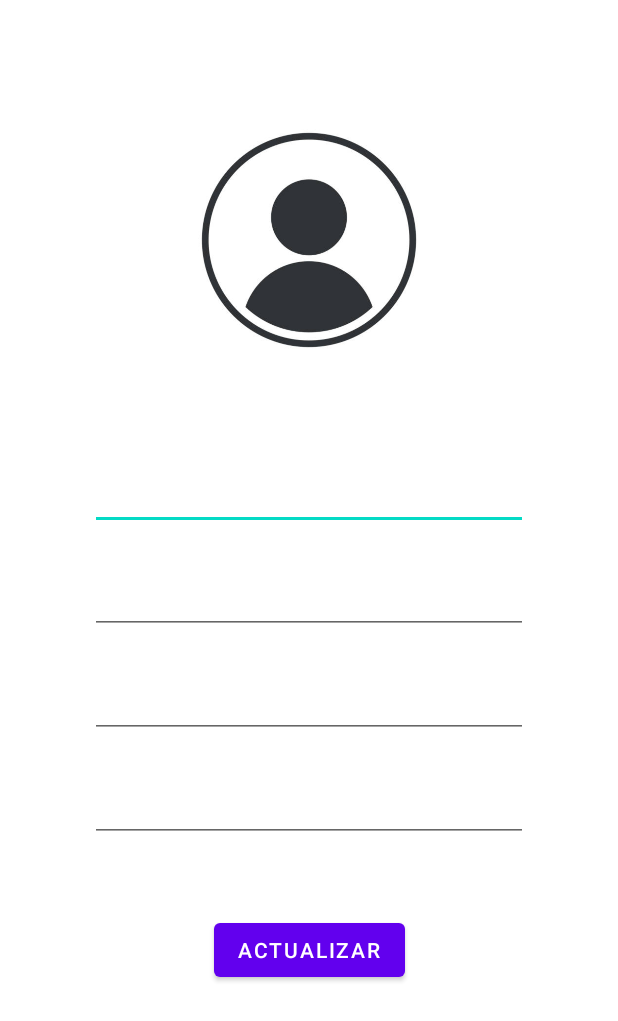
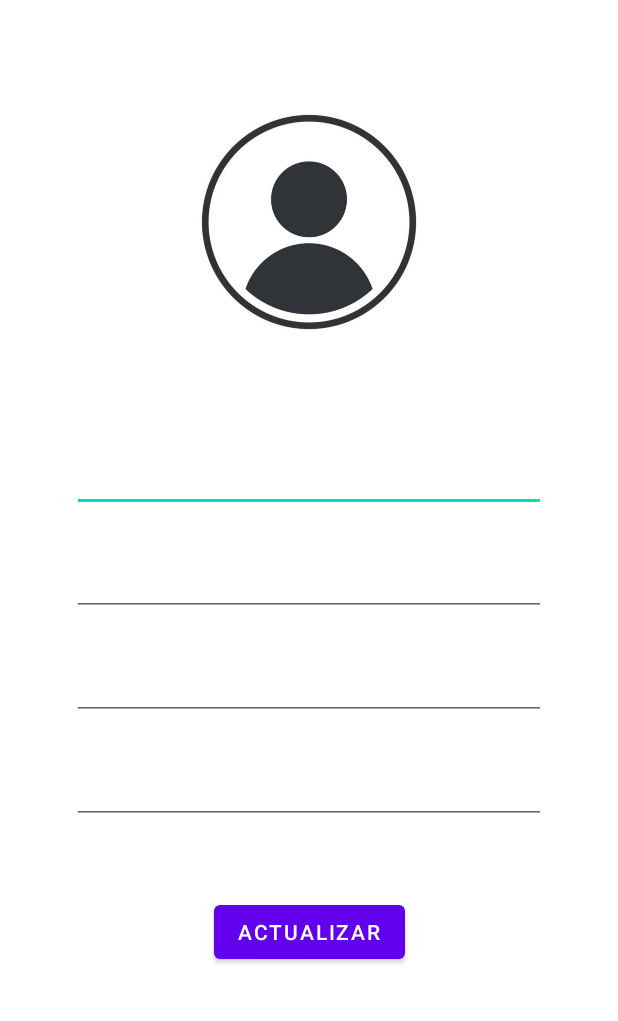
Before and after one commit to coderipper0/SafeTravelApp, an Android app: the layout fragment_cuenta.xml on its own in the app's theme, with its tools: preview values and no code run, on a phone screen of 412 x 824 dp. Shown: the top 1021 px of the screen. Run offline under Robolectric (Android 15) with nearby library versions, the phone set to English and light mode, and no system bars.

Commit message:
frafmens ayuda, cuenta

```diff
--- a/app/src/main/res/layout/activity_ayuda.xml
+++ b/app/src/main/res/layout/fragment_ayuda.xml
@@ -1,11 +1,12 @@
 <?xml version="1.0" encoding="utf-8"?>
 <androidx.constraintlayout.widget.ConstraintLayout xmlns:android="http://schemas.android.com/apk/res/android"
-    xmlns:app="http://schemas.android.com/apk/res-auto"
     xmlns:tools="http://schemas.android.com/tools"
     android:layout_width="match_parent"
     android:layout_height="match_parent"
-    tools:context=".Ayuda">
+    xmlns:app="http://schemas.android.com/apk/res-auto"
+    tools:context=".AyudaFragment">
 
+    <!-- TODO: Update blank fragment layout -->
     <ImageView
         android:id="@+id/imgLogo"
         android:layout_width="202dp"
@@ -45,4 +46,5 @@
         android:text="Enviar"
         app:layout_constraintStart_toStartOf="parent"
         app:layout_constraintTop_toBottomOf="@+id/txtProblema" />
+
 </androidx.constraintlayout.widget.ConstraintLayout>
--- a/app/src/main/res/layout/activity_cuenta.xml
+++ b/app/src/main/res/layout/fragment_cuenta.xml
@@ -1,11 +1,12 @@
 <?xml version="1.0" encoding="utf-8"?>
 <androidx.constraintlayout.widget.ConstraintLayout xmlns:android="http://schemas.android.com/apk/res/android"
-    xmlns:app="http://schemas.android.com/apk/res-auto"
     xmlns:tools="http://schemas.android.com/tools"
     android:layout_width="match_parent"
     android:layout_height="match_parent"
-    android:layout_margin="12dp"
-    tools:context=".Cuenta">
+    xmlns:app="http://schemas.android.com/apk/res-auto"
+    tools:context=".cuentaFragment">
+
+    <!-- TODO: Update blank fragment layout -->
 
     <ImageView
         android:id="@+id/imgAvatar"
@@ -59,12 +60,12 @@
 
     <Button
         android:id="@+id/btnCuenta"
+        app:layout_constraintEnd_toEndOf="parent"
+        app:layout_constraintStart_toStartOf="parent"
+        app:layout_constraintTop_toBottomOf="@+id/textView7"
         android:layout_width="wrap_content"
         android:layout_height="wrap_content"
         android:layout_marginTop="48dp"
-        android:text="Actualizar"
-        app:layout_constraintStart_toStartOf="parent"
-        app:layout_constraintEnd_toEndOf="parent"
-        app:layout_constraintTop_toBottomOf="@+id/textView7" />
+        android:text="Actualizar" />
 
 </androidx.constraintlayout.widget.ConstraintLayout>
```
Also changed, not shown: app/src/main/java/com/safetravel/safetravel/Ayuda.java (deleted, +0 -25 lines), app/src/main/java/com/safetravel/safetravel/AyudaFragment.java (added, +73 -0 lines), app/src/main/java/com/safetravel/safetravel/Cuenta.java (deleted, +0 -38 lines), app/src/main/java/com/safetravel/safetravel/cuentaFragment.java (added, +87 -0 lines).
